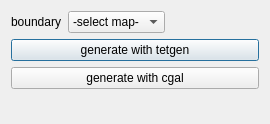
Before: the Qt Designer form schnapps/plugins/volume_mesh_from_surface/export_dialog.ui in cgogn/SCHNApps, drawn with Qt 5.
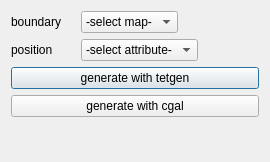
After: the same form once the commit is applied.

Commit message: plugin vmfs : asking for position attribute.

Diff of the .ui file:
```diff
--- a/schnapps/plugins/volume_mesh_from_surface/export_dialog.ui
+++ b/schnapps/plugins/volume_mesh_from_surface/export_dialog.ui
@@ -7,7 +7,7 @@
     <x>0</x>
     <y>0</y>
     <width>270</width>
-    <height>124</height>
+    <height>162</height>
    </rect>
   </property>
   <property name="windowTitle">
@@ -20,7 +20,7 @@
       <widget class="QLabel" name="label">
        <property name="minimumSize">
         <size>
-         <width>40</width>
+         <width>64</width>
          <height>0</height>
         </size>
        </property>
@@ -53,6 +53,45 @@
      </item>
     </layout>
    </item>
+   <item>
+    <layout class="QHBoxLayout" name="horizontalLayout_2">
+     <item>
+      <widget class="QLabel" name="label_2">
+       <property name="minimumSize">
+        <size>
+         <width>64</width>
+         <height>0</height>
+        </size>
+       </property>
+       <property name="text">
+        <string>position</string>
+       </property>
+      </widget>
+     </item>
+     <item>
+      <widget class="QComboBox" name="comboBoxPositionSelection">
+       <item>
+        <property name="text">
+         <string>-select attribute-</string>
+        </property>
+       </item>
+      </widget>
+     </item>
+     <item>
+      <spacer name="horizontalSpacer_2">
+       <property name="orientation">
+        <enum>Qt::Horizontal</enum>
+       </property>
+       <property name="sizeHint" stdset="0">
+        <size>
+         <width>40</width>
+         <height>20</height>
+        </size>
+       </property>
+      </spacer>
+     </item>
+    </layout>
+   </item>
    <item>
     <widget class="QPushButton" name="pushButton_gen_volume_meshTetgen">
      <property name="text">
```
The commit also changes 4 other files.
